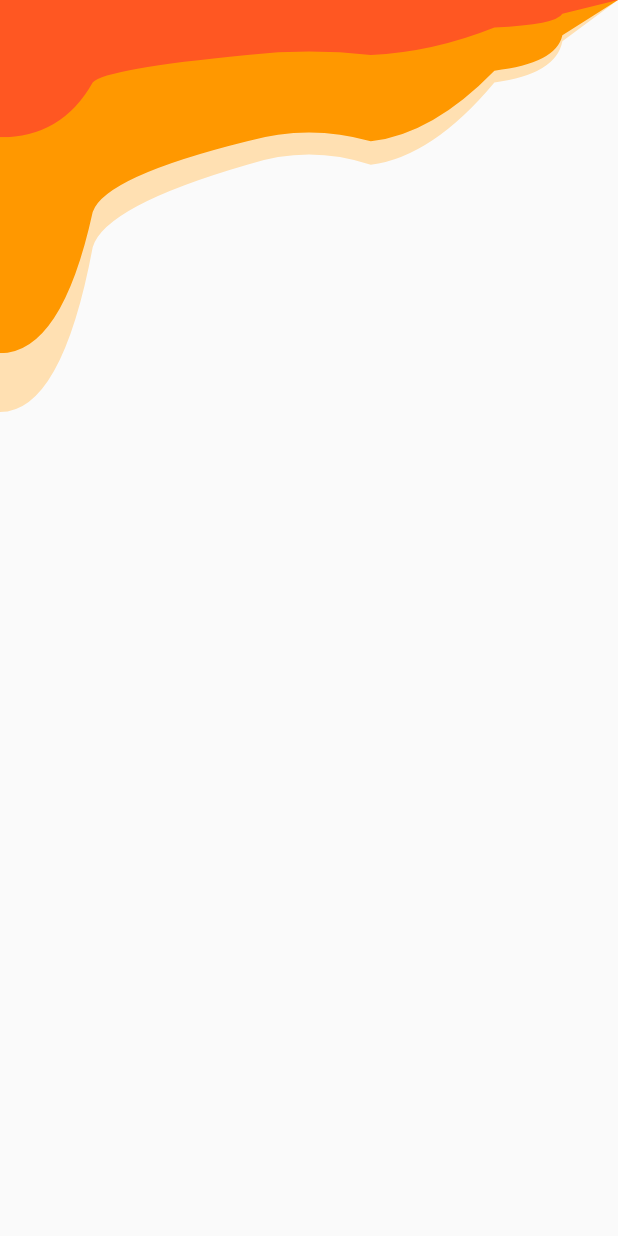
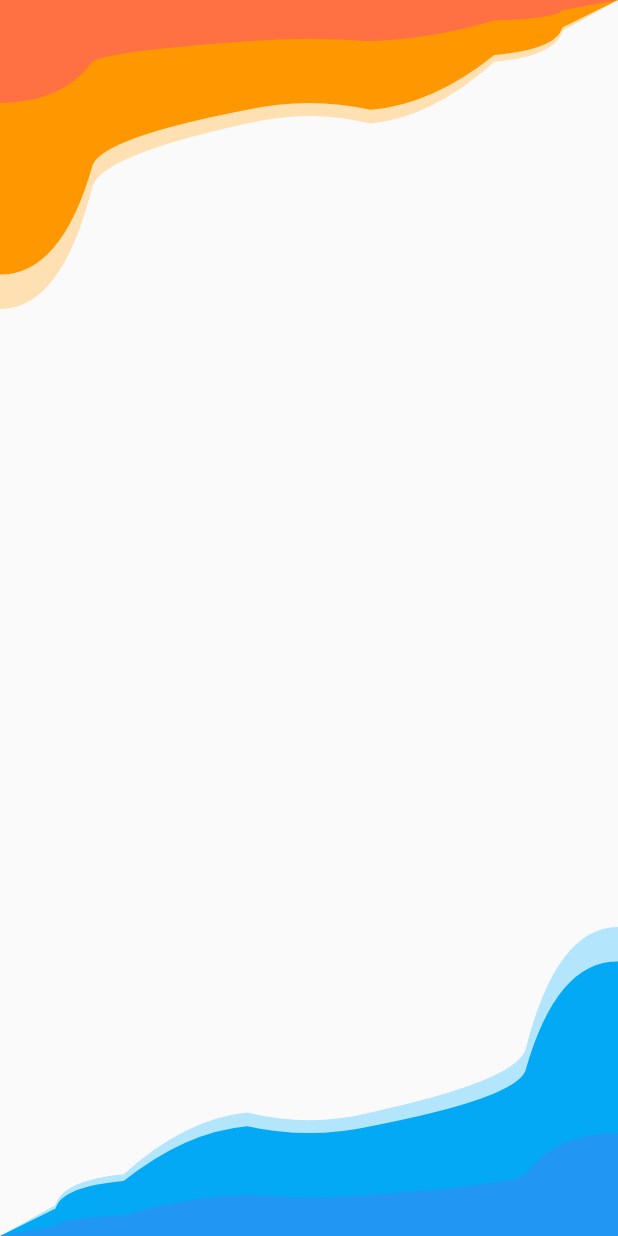
Before and after one commit to bgoncharuck/it_company_name_generator, a Flutter app: the screen it shows after launch, on a phone screen of 412 x 824 dp. Run offline on Flutter 3.47's test engine with Material 2 defaults, Android fonts, the phone set to English and light mode, and no system bars; our stand-ins replace equatable, hydrated_bloc.

Commit message:
bottom clip path

```diff
--- a/lib/common/background.dart
+++ b/lib/common/background.dart
@@ -1,4 +1,5 @@
 import 'package:flutter/material.dart';
+import 'dart:math';
 
 class AppBackGround extends StatelessWidget {
   const AppBackGround({Key? key}) : super(key: key);
@@ -8,25 +9,64 @@ class AppBackGround extends StatelessWidget {
     final screenHeight = MediaQuery.of(context).size.height;
     return Stack(
       children: [
+        Align(
+          alignment: Alignment.topLeft,
+          child: Stack(
+            children: [
               ClipPath(
-          clipper: _TopClipper(),
+                clipper: const _WawyClipper(),
                 child: Container(
-            height: screenHeight / 3,
+                  height: screenHeight / 4,
                   color: Colors.orange.shade100,
                 ),
               ),
               ClipPath(
-          clipper: _TopClipper(),
+                clipper: const _WawyClipper(),
                 child: Container(
-            height: screenHeight / 3.5,
+                  height: screenHeight / 4.5,
                   color: Colors.orange,
                 ),
               ),
               ClipPath(
-          clipper: _TopClipper(),
+                clipper: const _WawyClipper(),
                 child: Container(
-            height: screenHeight / 9,
-            color: Colors.deepOrange.shade500,
+                  height: screenHeight / 12,
+                  color: Colors.deepOrange.shade400,
+                ),
+              ),
+            ],
+          ),
+        ),
+        Align(
+          alignment: Alignment.bottomRight,
+          child: Transform(
+            alignment: Alignment.center,
+            transform: Matrix4.rotationZ(pi),
+            child: Stack(
+              children: [
+                ClipPath(
+                  clipper: const _WawyClipper(),
+                  child: Container(
+                    height: screenHeight / 4,
+                    color: Colors.lightBlue.shade100,
+                  ),
+                ),
+                ClipPath(
+                  clipper: const _WawyClipper(),
+                  child: Container(
+                    height: screenHeight / 4.5,
+                    color: Colors.lightBlue,
+                  ),
+                ),
+                ClipPath(
+                  clipper: const _WawyClipper(),
+                  child: Container(
+                    height: screenHeight / 12,
+                    color: Colors.blue.shade500,
+                  ),
+                ),
+              ],
+            ),
           ),
         ),
       ],
@@ -34,8 +74,8 @@ class AppBackGround extends StatelessWidget {
   }
 }
 
-class _TopClipper extends CustomClipper<Path> {
-  const _TopClipper();
+class _WawyClipper extends CustomClipper<Path> {
+  const _WawyClipper();
   @override
   Path getClip(Size size) {
     final path = new Path();
@@ -79,23 +119,6 @@ class _TopClipper extends CustomClipper<Path> {
 
   @override
   bool shouldReclip(CustomClipper<Path> oldClipper) {
-    return true;
+    return false;
   }
 }
-
-class _Bottom extends CustomClipper<Path> {
-  const _Bottom();
-  @override
-  Path getClip(Size size) {
-    final path = new Path();
-    path.lineTo(0, size.height);
-
-    path.close();
-    return path;
-  }
-
-  @override
-  bool shouldReclip(CustomClipper<Path> oldClipper) {
-    return true;
-  }
-}
```
Lines whose indentation alone changed are shown as unchanged.
